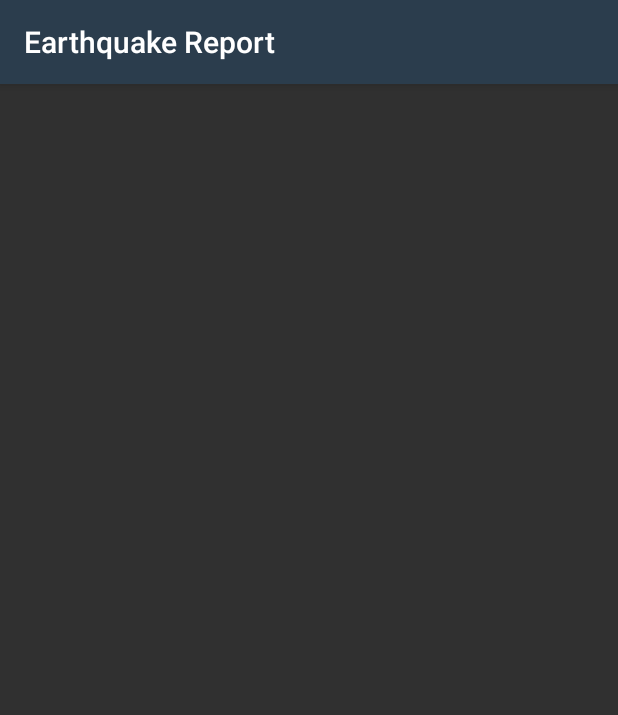
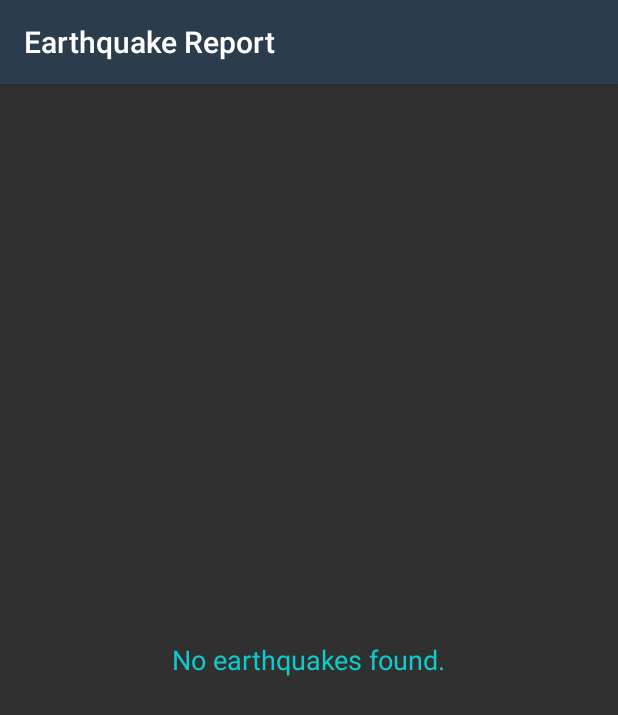
Before and after one commit to jocelin09/EarthquakeReport, an Android app: the screen it shows after launch (EarthquakeActivity), on a phone screen of 412 x 824 dp. Shown: the top 715 px of the screen. Run offline under Robolectric (Android 15) with nearby library versions, the phone set to English and light mode, and no system bars.

Commit message:
Shows up a text that states "No earthquakes found" when the list is empty.

```diff
--- a/app/src/main/java/com/example/android/quakereport/EarthquakeActivity.java
+++ b/app/src/main/java/com/example/android/quakereport/EarthquakeActivity.java
@@ -20,25 +20,11 @@ import android.net.Uri;
 import android.os.AsyncTask;
 import android.os.Bundle;
 import android.support.v7.app.AppCompatActivity;
-import android.text.TextUtils;
-import android.util.Log;
 import android.view.View;
 import android.widget.AdapterView;
-import android.widget.ArrayAdapter;
 import android.widget.ListView;
+import android.widget.TextView;
 
-import org.json.JSONArray;
-import org.json.JSONException;
-import org.json.JSONObject;
-
-import java.io.BufferedReader;
-import java.io.IOException;
-import java.io.InputStream;
-import java.io.InputStreamReader;
-import java.net.HttpURLConnection;
-import java.net.MalformedURLException;
-import java.net.URL;
-import java.nio.charset.Charset;
 import java.util.ArrayList;
 import java.util.List;
 
@@ -61,14 +47,19 @@ public class EarthquakeActivity extends AppCompatActivity {
 
     private EarthquakeAdapter mAdapter;
 
+    TextView emptytext;
 
     @Override
     protected void onCreate(Bundle savedInstanceState) {
         super.onCreate(savedInstanceState);
         setContentView(R.layout.earthquake_activity);
 
-        // Find a reference to the {@link ListView} in the layout
+         // Find a reference to the {@link ListView} in the layout
         ListView earthquakeListView = (ListView) findViewById(R.id.list);
+        emptytext = (TextView) findViewById(R.id.emptytext);
+
+        earthquakeListView.setEmptyView(emptytext);
+
 
         // Create a new adapter that takes an empty list of earthquakes as input
         mAdapter = new EarthquakeAdapter(this,new ArrayList<EarthQuake>());
@@ -145,9 +136,14 @@ public class EarthquakeActivity extends AppCompatActivity {
         @Override
         protected void onPostExecute(List<EarthQuake> earthQuakes) {
 
-            mAdapter.clear();
+           // mAdapter.clear();
 
-            if (earthQuakes != null && !earthQuakes.isEmpty())
+            if (earthQuakes == null || earthQuakes.isEmpty()){
+                emptytext.setText(R.string.nothingfound);
+            }
+
+            //if (earthQuakes != null && !earthQuakes.isEmpty())
+            else
             {
                 mAdapter.addAll(earthQuakes);
             }
--- a/app/src/main/res/layout/earthquake_activity.xml
+++ b/app/src/main/res/layout/earthquake_activity.xml
@@ -1,22 +1,22 @@
 <?xml version="1.0" encoding="utf-8"?>
-<!-- Copyright (C) 2016 The Android Open Source Project
+<RelativeLayout
+    xmlns:android="http://schemas.android.com/apk/res/android"
+    android:layout_width="match_parent"
+    android:layout_height="match_parent">
 
-     Licensed under the Apache License, Version 2.0 (the "License");
-     you may not use this file except in compliance with the License.
-     You may obtain a copy of the License at
-
-          http://www.apache.org/licenses/LICENSE-2.0
-
-     Unless required by applicable law or agreed to in writing, software
-     distributed under the License is distributed on an "AS IS" BASIS,
-     WITHOUT WARRANTIES OR CONDITIONS OF ANY KIND, either express or implied.
-     See the License for the specific language governing permissions and
-     limitations under the License.
--->
-<!-- Layout for a list of earthquakes -->
 <ListView xmlns:android="http://schemas.android.com/apk/res/android"
     android:id="@+id/list"
     android:orientation="vertical"
     android:layout_width="match_parent"
+    android:layout_height="match_parent"/>
 
-    android:layout_height="match_parent"/>
+
+<TextView
+    android:layout_width="wrap_content"
+    android:layout_height="wrap_content"
+    android:id="@+id/emptytext"
+    android:layout_centerInParent="true"
+    android:textColor="@color/magnitude3"
+    android:textAppearance="@style/Base.TextAppearance.AppCompat.Medium"
+    />
+</RelativeLayout>
--- a/app/src/main/res/values/strings.xml
+++ b/app/src/main/res/values/strings.xml
@@ -3,5 +3,6 @@
 <resources>
     <string name="app_name">Earthquake Report</string>
     <string name="near_the">Near the</string>
+    <string name="nothingfound">No earthquakes found.</string>
 
 </resources>
```
